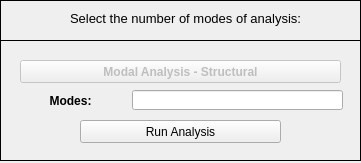
Before: the Qt Designer form pulse/uix/user_input/ui/analyseModalStructuralInput.ui in open-pulse/OpenPulse, drawn with Qt 5.
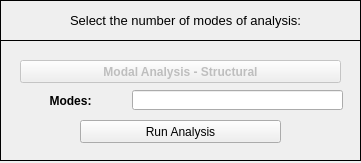
After: the same form once the commit is applied. Icons and pictures are not drawn.

The edit to the form file:
```diff
--- a/pulse/uix/user_input/ui/analyseModalStructuralInput.ui
+++ b/pulse/uix/user_input/ui/analyseModalStructuralInput.ui
@@ -68,7 +68,7 @@
      <property name="geometry">
       <rect>
        <x>10</x>
-       <y>10</y>
+       <y>12</y>
        <width>351</width>
        <height>16</height>
       </rect>
```
